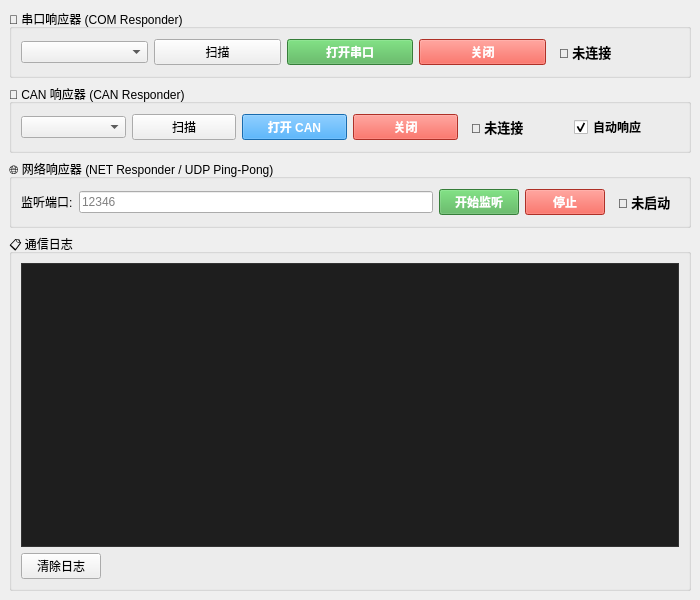
benefit77/TL, file COM_and_CAN_Responder/mainwindow.ui: the form before one commit.
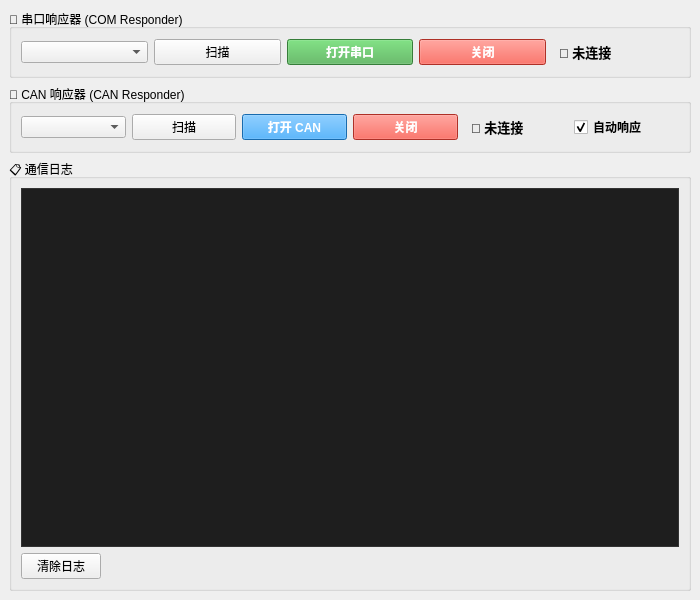
The form after the commit.

Commit message:
refactor(COM_and_CAN_Responder): 移除网络响应器模块
- 删除 mainwindow.ui 中 🌐 网络响应器 (NET Responder) 分组框
- 移除 mainwindow.h/.cpp 中网络相关槽函数、信号连接与 m_netResp
- 删除 netresponder.cpp/.h 及 .pro 中的 QT += network
- 保留串口响应器 / CAN 响应器 / 通信日志

Patch:
```diff
--- a/COM_and_CAN_Responder/mainwindow.ui
+++ b/COM_and_CAN_Responder/mainwindow.ui
@@ -134,63 +134,6 @@
       </layout>
      </widget>
     </item>
-    <!-- ============ 网络区域 ============ -->
-    <item>
-     <widget class="QGroupBox" name="groupBoxNet">
-      <property name="title">
-       <string>🌐 网络响应器 (NET Responder / UDP Ping-Pong)</string>
-      </property>
-      <layout class="QHBoxLayout" name="horizontalLayout_4">
-       <item>
-        <widget class="QLabel" name="labelNetPort">
-         <property name="text">
-          <string>监听端口:</string>
-         </property>
-        </widget>
-       </item>
-       <item>
-        <widget class="QLineEdit" name="netPortInput">
-         <property name="fixedWidth">
-          <number>80</number>
-         </property>
-         <property name="placeholderText">
-          <string>12346</string>
-         </property>
-        </widget>
-       </item>
-       <item>
-        <widget class="QPushButton" name="btnStartNet">
-         <property name="text">
-          <string>开始监听</string>
-         </property>
-         <property name="styleSheet">
-          <string>QPushButton { background-color: #4CAF50; color: white; font-weight: bold; }</string>
-         </property>
-        </widget>
-       </item>
-       <item>
-        <widget class="QPushButton" name="btnStopNet">
-         <property name="text">
-          <string>停止</string>
-         </property>
-         <property name="styleSheet">
-          <string>QPushButton { background-color: #f44336; color: white; font-weight: bold; }</string>
-         </property>
-        </widget>
-       </item>
-       <item>
-        <widget class="QLabel" name="netStatusLabel">
-         <property name="text">
-          <string>🔴 未启动</string>
-         </property>
-         <property name="styleSheet">
-          <string>font-weight: bold; font-size: 13px; padding: 4px;</string>
-         </property>
-        </widget>
-       </item>
-      </layout>
-     </widget>
-    </item>
     <!-- ============ 日志区域 ============ -->
     <item>
      <widget class="QGroupBox" name="groupBoxLog">
```
The commit also changes 5 other files.
